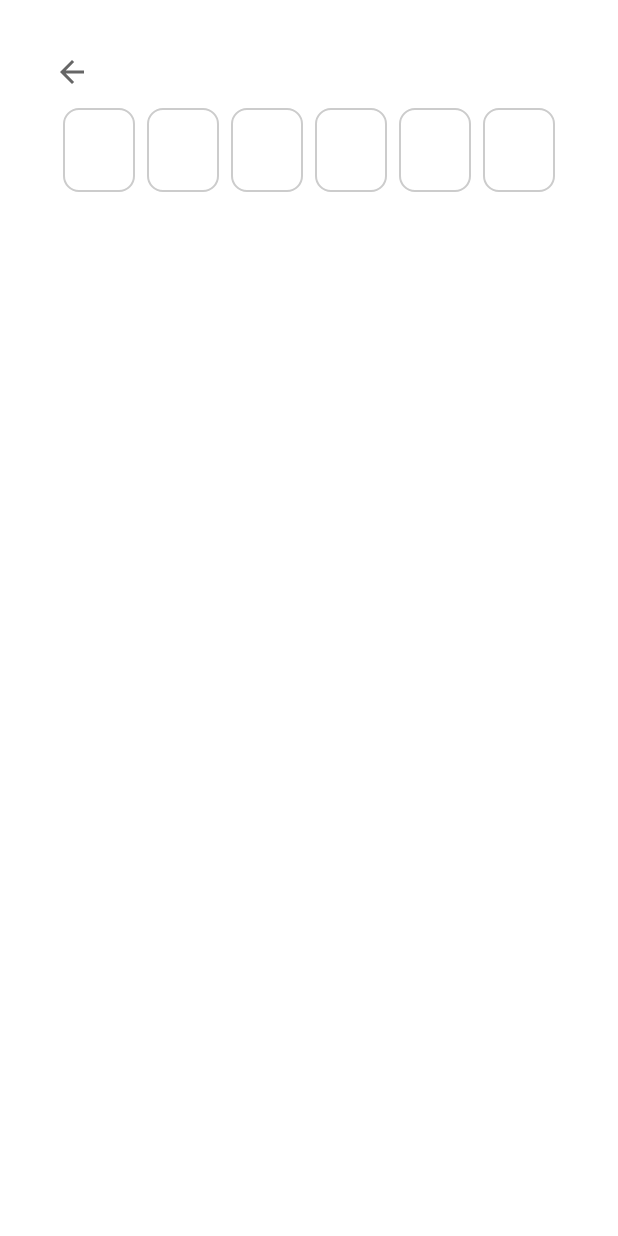
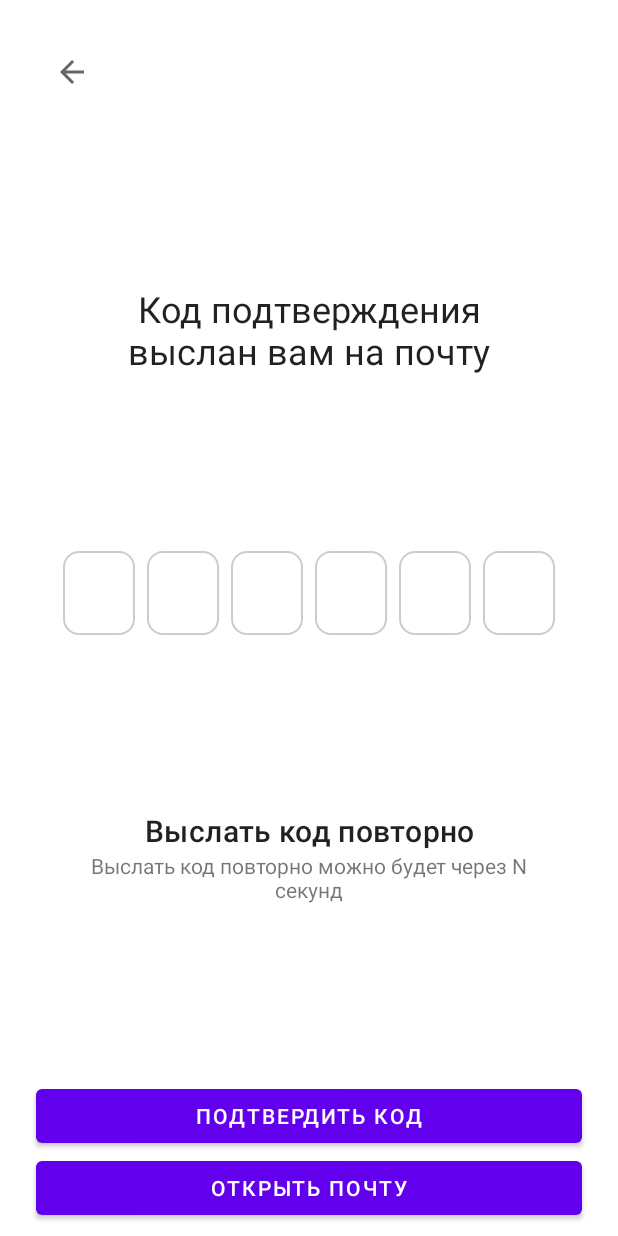
Before and after one commit to geaned/first-android-app, an Android app: the layout fragment_email_confirmation.xml on its own in the app's theme, with its tools: preview values and no code run, on a phone screen of 412 x 824 dp. Run offline under Robolectric (Android 15) with nearby library versions, the phone set to English and light mode, and no system bars.

Commit message:
Added email confirmation screen, set up a style and implemented aerial interface

```diff
--- a/app/src/main/AndroidManifest.xml
+++ b/app/src/main/AndroidManifest.xml
@@ -12,7 +12,7 @@
         android:label="@string/app_name"
         android:roundIcon="@mipmap/ic_launcher_round"
         android:supportsRtl="true"
-        android:theme="@style/Theme.FirstAndroidApp">
+        android:theme="@style/FirstAndroidApp">
         <activity
             android:name=".ui.MainActivity"
             android:exported="true">
--- a/app/src/main/java/com/georgiyangeni/firstandroidapp/ui/MainActivity.kt
+++ b/app/src/main/java/com/georgiyangeni/firstandroidapp/ui/MainActivity.kt
@@ -3,6 +3,7 @@ package com.georgiyangeni.firstandroidapp.ui
 import android.os.Bundle
 import androidx.activity.viewModels
 import androidx.appcompat.app.AppCompatActivity
+import androidx.core.view.WindowCompat
 import androidx.lifecycle.Lifecycle
 import androidx.lifecycle.lifecycleScope
 import androidx.lifecycle.repeatOnLifecycle
@@ -27,6 +28,7 @@ class MainActivity : AppCompatActivity(R.layout.activity_main) {
 
     override fun onCreate(savedInstanceState: Bundle?) {
         super.onCreate(savedInstanceState)
+        WindowCompat.setDecorFitsSystemWindows(window, false)
         subscribeToAuthorizationStatus()
         Timber.d("onCreate()")
     }
@@ -45,13 +47,13 @@ class MainActivity : AppCompatActivity(R.layout.activity_main) {
         val navController = findNavController(R.id.mainActivityNavigationHost)
         when (isAuthorized) {
             true -> {
-                if (navController.backQueue.any { it.destination.id == R.id.registered_user_nav_graph}) {
+                if (navController.backQueue.any { it.destination.id == R.id.registered_user_nav_graph }) {
                     return
                 }
                 navController.navigate(R.id.action_RegisteredUserNavGraph)
             }
             false -> {
-                if (navController.backQueue.any { it.destination.id == R.id.guest_nav_graph}) {
+                if (navController.backQueue.any { it.destination.id == R.id.guest_nav_graph }) {
                     return
                 }
                 navController.navigate(R.id.action_GuestNavGraph)
--- a/app/src/main/java/com/georgiyangeni/firstandroidapp/ui/emailconfirmation/EmailConfirmationFragment.kt
+++ b/app/src/main/java/com/georgiyangeni/firstandroidapp/ui/emailconfirmation/EmailConfirmationFragment.kt
@@ -8,6 +8,7 @@ import by.kirich1409.viewbindingdelegate.viewBinding
 import com.georgiyangeni.firstandroidapp.ui.base.BaseFragment
 import com.georgiyangeni.firstandroidapp.R
 import com.georgiyangeni.firstandroidapp.databinding.FragmentEmailConfirmationBinding
+import dev.chrisbanes.insetter.applyInsetter
 
 class EmailConfirmationFragment : BaseFragment(R.layout.fragment_email_confirmation) {
 
@@ -17,6 +18,9 @@ class EmailConfirmationFragment : BaseFragment(R.layout.fragment_email_confirmat
 
     override fun onViewCreated(view: View, savedInstanceState: Bundle?) {
         super.onViewCreated(view, savedInstanceState)
+        viewBinding.emailConfirmationButtons.applyInsetter {
+            type(navigationBars = true) { margin() }
+        }
         viewBinding.backButton.setOnClickListener {
             findNavController().popBackStack()
         }
--- a/app/src/main/java/com/georgiyangeni/firstandroidapp/ui/emailconfirmation/VerificationCodeEditText.kt
+++ b/app/src/main/java/com/georgiyangeni/firstandroidapp/ui/emailconfirmation/VerificationCodeEditText.kt
@@ -8,13 +8,14 @@ import android.util.AttributeSet
 import android.view.LayoutInflater
 import androidx.constraintlayout.widget.ConstraintLayout
 import androidx.core.view.isVisible
+import com.georgiyangeni.firstandroidapp.R
 import com.georgiyangeni.firstandroidapp.databinding.ViewVerificationCodeEditTextBinding
 import java.lang.Math.min
 
 class VerificationCodeEditText @JvmOverloads constructor(
     context: Context,
     attrs: AttributeSet? = null,
-    defStyleAttr: Int = 0,
+    defStyleAttr: Int = R.attr.verificationCodeEditTextStyle,
     defStyleRes: Int = 0
 ) : ConstraintLayout(context, attrs, defStyleAttr, defStyleRes) {
 
--- a/app/src/main/java/com/georgiyangeni/firstandroidapp/ui/onboarding/OnboardingFragment.kt
+++ b/app/src/main/java/com/georgiyangeni/firstandroidapp/ui/onboarding/OnboardingFragment.kt
@@ -17,6 +17,7 @@ import com.google.android.exoplayer2.SimpleExoPlayer
 import com.google.android.material.tabs.TabLayout
 import com.google.android.material.tabs.TabLayoutMediator
 import com.hannesdorfmann.adapterdelegates4.ListDelegationAdapter
+import dev.chrisbanes.insetter.applyInsetter
 
 class OnboardingFragment : Fragment(R.layout.fragment_onboarding) {
 
@@ -36,6 +37,13 @@ class OnboardingFragment : Fragment(R.layout.fragment_onboarding) {
 
     override fun onViewCreated(view: View, savedInstanceState: Bundle?) {
         super.onViewCreated(view, savedInstanceState)
+        viewBinding.volumeControlButton.applyInsetter {
+            type(statusBars = true) { margin() }
+        }
+        viewBinding.signUpButton.applyInsetter {
+            type(navigationBars = true) { margin() }
+        }
+
         viewBinding.playerView.player = player
         player?.volume = 0f
 
--- a/app/src/main/java/com/georgiyangeni/firstandroidapp/ui/signin/SignInFragment.kt
+++ b/app/src/main/java/com/georgiyangeni/firstandroidapp/ui/signin/SignInFragment.kt
@@ -11,6 +11,7 @@ import by.kirich1409.viewbindingdelegate.viewBinding
 import com.georgiyangeni.firstandroidapp.ui.base.BaseFragment
 import com.georgiyangeni.firstandroidapp.R
 import com.georgiyangeni.firstandroidapp.databinding.FragmentSignInBinding
+import dev.chrisbanes.insetter.applyInsetter
 
 class SignInFragment : BaseFragment(R.layout.fragment_sign_in) {
 
@@ -32,6 +33,10 @@ class SignInFragment : BaseFragment(R.layout.fragment_sign_in) {
 
     override fun onViewCreated(view: View, savedInstanceState: Bundle?) {
         super.onViewCreated(view, savedInstanceState)
+        viewBinding.signInButton.applyInsetter {
+            type(navigationBars = true) { margin() }
+        }
+
         viewBinding.backSignInButton.setOnClickListener {
             onBackButtonPressed()
         }
--- a/app/src/main/java/com/georgiyangeni/firstandroidapp/ui/signup/SignUpFragment.kt
+++ b/app/src/main/java/com/georgiyangeni/firstandroidapp/ui/signup/SignUpFragment.kt
@@ -27,6 +27,7 @@ import com.georgiyangeni.firstandroidapp.R
 import com.georgiyangeni.firstandroidapp.databinding.FragmentSignUpBinding
 import com.georgiyangeni.firstandroidapp.ui.signin.SignInViewModel
 import com.georgiyangeni.firstandroidapp.util.getSpannedString
+import dev.chrisbanes.insetter.applyInsetter
 import kotlinx.coroutines.launch
 import kotlinx.coroutines.flow.collect
 
@@ -48,6 +49,10 @@ class SignUpFragment : BaseFragment(R.layout.fragment_sign_up) {
 
     override fun onViewCreated(view: View, savedInstanceState: Bundle?) {
         super.onViewCreated(view, savedInstanceState)
+        viewBinding.signUpButton.applyInsetter {
+            type(navigationBars = true) { margin() }
+        }
+
         subscribeToEvents()
         viewBinding.backSignUpButton.setOnClickListener {
             onBackButtonPressed()
--- a/app/src/main/res/layout/fragment_email_confirmation.xml
+++ b/app/src/main/res/layout/fragment_email_confirmation.xml
@@ -13,13 +13,95 @@
         android:background="?attr/selectableItemBackgroundBorderless"
         android:src="@drawable/ic_arrow_back_black_24dp"
         app:layout_constraintStart_toStartOf="parent"
-        app:layout_constraintTop_toTopOf="parent" />
+        app:layout_constraintTop_toTopOf="parent"/>
+
+    <TextView
+        android:id="@+id/emailConfirmationText"
+        android:layout_width="320dp"
+        android:layout_height="wrap_content"
+        android:textAlignment="center"
+        android:text="@string/email_confirmation_text"
+        android:textAppearance="@style/TextAppearance.MaterialComponents.Headline5"
+        app:layout_constraintStart_toStartOf="parent"
+        app:layout_constraintEnd_toEndOf="parent"
+        app:layout_constraintTop_toBottomOf="@id/backButton"
+        app:layout_constraintBottom_toTopOf="@id/codeVerificationTextBlock"/>
 
     <com.georgiyangeni.firstandroidapp.ui.emailconfirmation.VerificationCodeEditText
+        android:id="@+id/codeVerificationTextBlock"
+        android:layout_width="0dp"
+        android:layout_height="wrap_content"
+        app:vcet_numberOfSlots="6"
         app:layout_constraintStart_toStartOf="parent"
         app:layout_constraintEnd_toEndOf="parent"
-        app:layout_constraintTop_toBottomOf="@+id/backButton"
-        android:layout_width="0dp"
-        android:layout_height="wrap_content"/>
+        app:layout_constraintTop_toBottomOf="@+id/emailConfirmationText"
+        app:layout_constraintBottom_toTopOf="@id/emailConfirmationInfoText" />
+
+    <androidx.constraintlayout.widget.ConstraintLayout
+        android:id="@+id/emailConfirmationInfoText"
+        android:layout_width="match_parent"
+        android:layout_height="wrap_content"
+        app:layout_constraintStart_toStartOf="parent"
+        app:layout_constraintEnd_toEndOf="parent"
+        app:layout_constraintTop_toBottomOf="@id/codeVerificationTextBlock"
+        app:layout_constraintBottom_toTopOf="@id/emailConfirmationButtons">
+
+        <TextView
+            android:id="@+id/resendConfirmationCodeLink"
+            android:layout_width="320dp"
+            android:layout_height="wrap_content"
+            android:text="@string/resend_confirmation_code_template"
+            android:textAlignment="center"
+            android:textAppearance="@style/TextAppearance.MaterialComponents.Headline6"
+            app:layout_constraintStart_toStartOf="parent"
+            app:layout_constraintEnd_toEndOf="parent"
+            app:layout_constraintTop_toTopOf="parent"
+            app:layout_constraintBottom_toTopOf="@id/resendConfirmationCodeTimer" />
+
+        <TextView
+            android:id="@+id/resendConfirmationCodeTimer"
+            android:layout_width="320dp"
+            android:layout_height="wrap_content"
+            android:text="@string/resend_confirmation_code_timer_template"
+            android:textAlignment="center"
+            app:layout_constraintStart_toStartOf="parent"
+            app:layout_constraintEnd_toEndOf="parent"
+            app:layout_constraintTop_toBottomOf="@id/resendConfirmationCodeLink"
+            app:layout_constraintBottom_toBottomOf="parent" />
+
+    </androidx.constraintlayout.widget.ConstraintLayout>
+
+    <androidx.constraintlayout.widget.ConstraintLayout
+        android:id="@+id/emailConfirmationButtons"
+        android:layout_width="match_parent"
+        android:layout_height="wrap_content"
+        android:layout_marginBottom="8dp"
+        app:layout_constraintStart_toStartOf="parent"
+        app:layout_constraintEnd_toEndOf="parent"
+        app:layout_constraintBottom_toBottomOf="parent">
+
+        <Button
+            android:id="@+id/confirmCodeButton"
+            android:layout_width="0dp"
+            android:layout_height="wrap_content"
+            android:layout_marginHorizontal="24dp"
+            android:text="@string/confirm_code_text"
+            app:layout_constraintStart_toStartOf="parent"
+            app:layout_constraintEnd_toEndOf="parent"
+            app:layout_constraintTop_toTopOf="parent"
+            app:layout_constraintBottom_toTopOf="@id/openMailApplicationButton"/>
+
+        <Button
+            android:id="@+id/openMailApplicationButton"
+            android:layout_width="0dp"
+            android:layout_height="wrap_content"
+            android:layout_marginHorizontal="24dp"
+            android:text="@string/open_mail_application_text"
+            app:layout_constraintStart_toStartOf="parent"
+            app:layout_constraintEnd_toEndOf="parent"
+            app:layout_constraintTop_toBottomOf="@id/confirmCodeButton"
+            app:layout_constraintBottom_toBottomOf="parent" />
+
+    </androidx.constraintlayout.widget.ConstraintLayout>
 
 </androidx.constraintlayout.widget.ConstraintLayout>
--- a/app/src/main/res/layout/fragment_onboarding.xml
+++ b/app/src/main/res/layout/fragment_onboarding.xml
@@ -75,7 +75,7 @@
         android:layout_marginHorizontal="24dp"
         app:layout_constraintStart_toStartOf="parent"
         app:layout_constraintEnd_toEndOf="parent"
-        app:layout_constraintTop_toBottomOf="@id/onboaringTextTabLayout" />
+        app:layout_constraintBottom_toTopOf="@id/signUpButton" />
 
     <Button
         android:id="@+id/signUpButton"
@@ -83,9 +83,10 @@
         android:layout_width="0dp"
         android:layout_height="wrap_content"
         android:layout_marginHorizontal="24dp"
+        android:layout_marginBottom="8dp"
         app:layout_constraintStart_toStartOf="parent"
         app:layout_constraintEnd_toEndOf="parent"
-        app:layout_constraintTop_toBottomOf="@id/signInButton" />
+        app:layout_constraintBottom_toBottomOf="parent" />
 
 
 </androidx.constraintlayout.widget.ConstraintLayout>
--- a/app/src/main/res/layout/fragment_sign_in.xml
+++ b/app/src/main/res/layout/fragment_sign_in.xml
@@ -68,7 +68,7 @@
         android:layout_width="0dp"
         android:layout_height="wrap_content"
         android:layout_marginHorizontal="24dp"
-        android:layout_marginBottom="48dp"
+        android:layout_marginBottom="8dp"
         android:text="@string/sign_in_sign_in_button_text"
         app:layout_constraintBottom_toBottomOf="parent"
         app:layout_constraintEnd_toEndOf="parent"
--- a/app/src/main/res/layout/fragment_sign_up.xml
+++ b/app/src/main/res/layout/fragment_sign_up.xml
@@ -127,7 +127,7 @@
         android:layout_width="0dp"
         android:layout_height="wrap_content"
         android:layout_marginHorizontal="24dp"
-        android:layout_marginBottom="48dp"
+        android:layout_marginBottom="8dp"
         android:text="@string/sign_up_sign_up_button_text"
         app:layout_constraintBottom_toBottomOf="parent"
         app:layout_constraintEnd_toEndOf="parent"
--- /dev/null
+++ b/app/src/main/res/values/attrs.xml
@@ -0,0 +1,8 @@
+<?xml version="1.0" encoding="utf-8"?>
+<resources>
+    <attr name="verificationCodeEditTextStyle" />
+
+    <declare-styleable name="VerificationCodeEditText">
+        <attr name="vcet_numberOfSlots" format="integer"/>
+    </declare-styleable>
+</resources>
--- a/app/src/main/res/values/strings.xml
+++ b/app/src/main/res/values/strings.xml
@@ -22,4 +22,9 @@
     <string name="sign_up_lastname_text_layout_hint">Фамилия</string>
     <string name="sign_up_firstname_text_layout_hint">Имя</string>
     <string name="sign_up_sign_up_button_text">Зарегистрироваться</string>
+    <string name="email_confirmation_text">Код подтверждения выслан вам на почту</string>
+    <string name="confirm_code_text">Подтвердить код</string>
+    <string name="open_mail_application_text">Открыть почту</string>
+    <string name="resend_confirmation_code_template">Выслать код повторно</string>
+    <string name="resend_confirmation_code_timer_template">Выслать код повторно можно будет через N секунд</string>
 </resources>
--- /dev/null
+++ b/app/src/main/res/values/styles.xml
@@ -0,0 +1,15 @@
+<?xml version="1.0" encoding="utf-8"?>
+<resources xmlns:tools="http://schemas.android.com/tools">
+    <style name="FirstAndroidApp" parent="Theme.MaterialComponents.DayNight.NoActionBar">
+        <item name="colorPrimary">@color/purple_500</item>
+        <item name="colorPrimaryVariant">@color/purple_700</item>
+        <item name="colorOnPrimary">@color/white</item>
+        <item name="colorSecondary">@color/teal_200</item>
+        <item name="colorSecondaryVariant">@color/teal_700</item>
+        <item name="colorOnSecondary">@color/black</item>
+        <item name="android:navigationBarColor">@android:color/transparent</item>
+        <item name="android:statusBarColor">@android:color/transparent</item>
+        <item name="android:windowLightStatusBar">true</item>
+        <item name="android:windowLightNavigationBar" tools:targetApi="o_mr1">true</item>
+    </style>
+</resources>
```
Also changed, not shown: app/build.gradle (+9 -0 lines).
